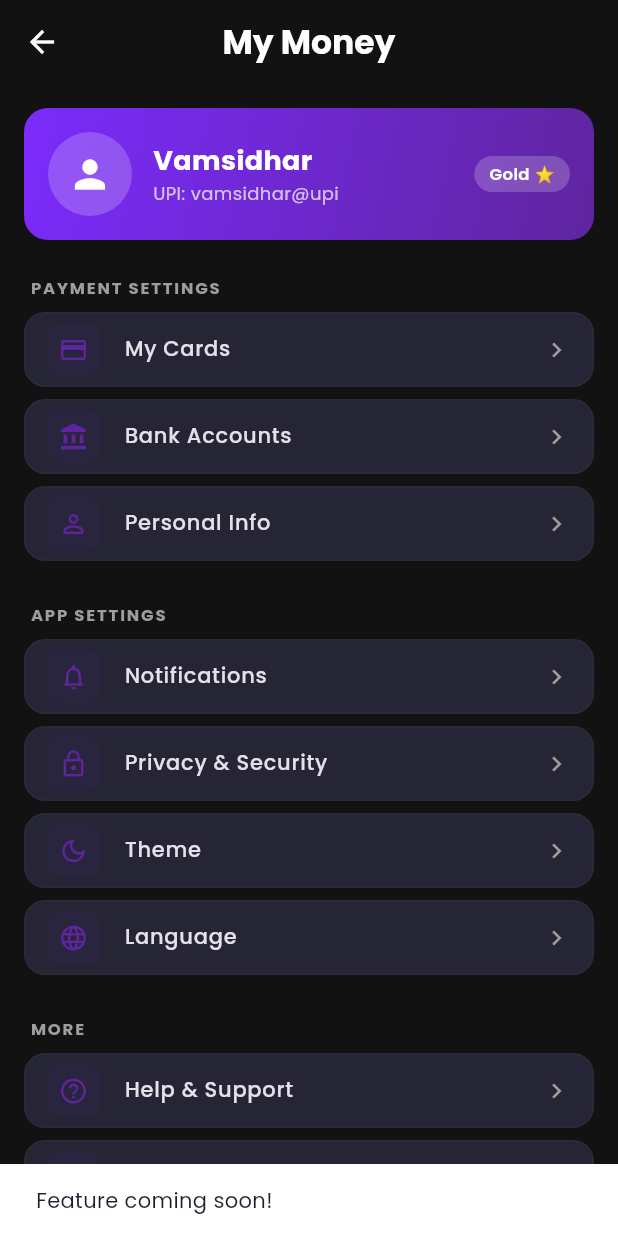
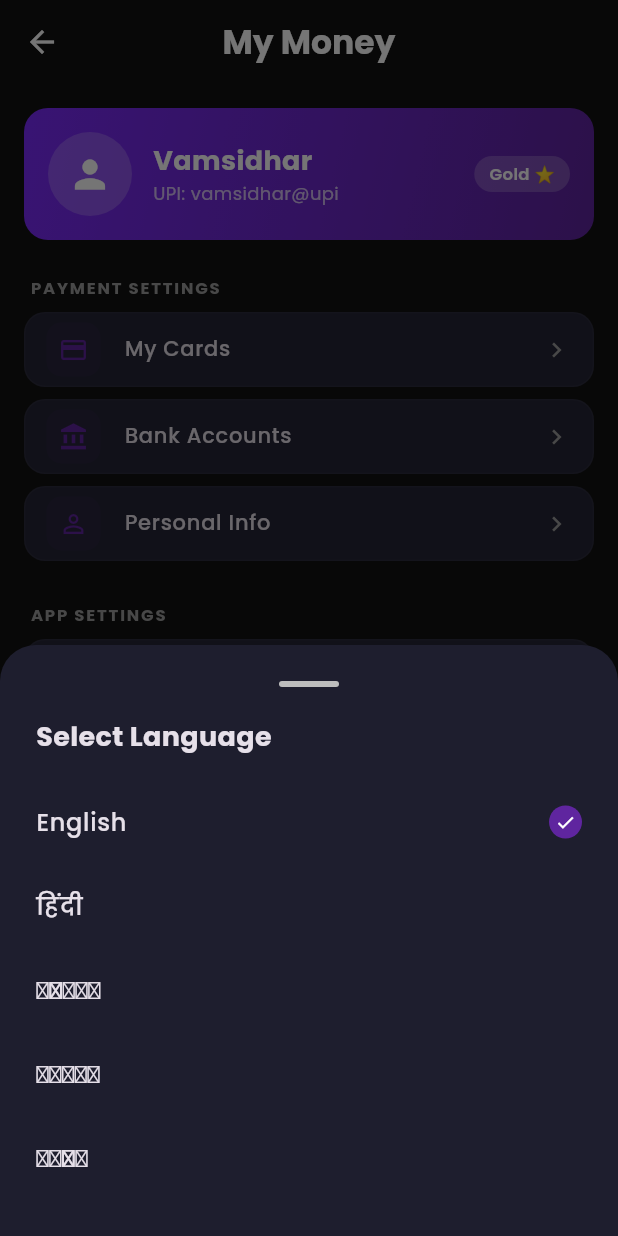
Before and after one commit to Ankith1616/Digital_wallet_app, a Flutter app: the ProfileScreen screen opened directly, after a tap on "Language", on a phone screen of 412 x 824 dp. Run offline on Flutter 3.47's test engine with Material 3 defaults, Android fonts, the phone set to English and light mode, and no system bars; our stand-ins replace fl_chart, font_awesome_flutter, google_fonts.

Commit message:
feat(profile): enhance profile and personal information screens

```diff
--- a/lib/screens/personal_info_screen.dart
+++ b/lib/screens/personal_info_screen.dart
@@ -29,7 +29,7 @@ class PersonalInfoScreen extends StatelessWidget {
                 children: [
                   CircleAvatar(
                     radius: 50,
-                    backgroundColor: AppColors.primary.withOpacity(0.1),
+                    backgroundColor: AppColors.primary.withValues(alpha: 0.1),
                     child: const Icon(
                       Icons.person,
                       size: 52,
@@ -160,7 +160,7 @@ class PersonalInfoScreen extends StatelessWidget {
             color: isDark ? AppColors.darkCard : Colors.white,
             borderRadius: BorderRadius.circular(12),
             border: Border.all(
-              color: Theme.of(context).dividerColor.withOpacity(0.08),
+              color: Theme.of(context).dividerColor.withValues(alpha: 0.08),
             ),
           ),
           child: TextField(
--- a/lib/screens/profile_screen.dart
+++ b/lib/screens/profile_screen.dart
@@ -7,6 +7,8 @@ import 'notifications_settings_screen.dart';
 import 'privacy_security_screen.dart';
 import 'wallet_screen.dart';
 import 'theme_selection_screen.dart';
+import 'help_support_screen.dart';
+import 'about_screen.dart';
 
 // Used for direct navigation (Push)
 class ProfileScreen extends StatelessWidget {
@@ -67,7 +69,7 @@ class ProfileTab extends StatelessWidget {
                 children: [
                   CircleAvatar(
                     radius: 28,
-                    backgroundColor: Colors.white.withOpacity(0.2),
+                    backgroundColor: Colors.white.withValues(alpha: 0.2),
                     child: const Icon(
                       Icons.person,
                       color: Colors.white,
@@ -103,7 +105,7 @@ class ProfileTab extends StatelessWidget {
                       vertical: 4,
                     ),
                     decoration: BoxDecoration(
-                      color: Colors.white.withOpacity(0.2),
+                      color: Colors.white.withValues(alpha: 0.2),
                       borderRadius: BorderRadius.circular(12),
                     ),
                     child: Text(
@@ -172,7 +174,7 @@ class ProfileTab extends StatelessWidget {
               const ThemeSelectionScreen(),
               isDark,
             ),
-            _settingsTile(context, Icons.language, "Language", null, isDark),
+            _languageTile(context, isDark),
 
             const SizedBox(height: 20),
 
@@ -183,19 +185,27 @@ class ProfileTab extends StatelessWidget {
               context,
               Icons.help_outline,
               "Help & Support",
-              null,
+              const HelpSupportScreen(),
               isDark,
             ),
-            _settingsTile(context, Icons.info_outline, "About", null, isDark),
+            _settingsTile(
+              context,
+              Icons.info_outline,
+              "About",
+              const AboutScreen(),
+              isDark,
+            ),
 
             const SizedBox(height: 16),
 
             // Logout
             Container(
               decoration: BoxDecoration(
-                color: AppColors.error.withOpacity(0.08),
+                color: AppColors.error.withValues(alpha: 0.08),
                 borderRadius: BorderRadius.circular(14),
-                border: Border.all(color: AppColors.error.withOpacity(0.2)),
+                border: Border.all(
+                  color: AppColors.error.withValues(alpha: 0.2),
+                ),
               ),
               child: ListTile(
                 leading: const Icon(
@@ -252,7 +262,7 @@ class ProfileTab extends StatelessWidget {
         color: isDark ? AppColors.darkCard : Colors.white,
         borderRadius: BorderRadius.circular(14),
         border: Border.all(
-          color: Theme.of(context).dividerColor.withOpacity(0.06),
+          color: Theme.of(context).dividerColor.withValues(alpha: 0.06),
         ),
       ),
       child: ListTile(
@@ -261,7 +271,7 @@ class ProfileTab extends StatelessWidget {
         leading: Container(
           padding: const EdgeInsets.all(8),
           decoration: BoxDecoration(
-            color: AppColors.primary.withOpacity(0.08),
+            color: AppColors.primary.withValues(alpha: 0.08),
             borderRadius: BorderRadius.circular(10),
           ),
           child: Icon(icon, color: AppColors.primary, size: 20),
@@ -287,4 +297,147 @@ class ProfileTab extends StatelessWidget {
       ),
     );
   }
+
+  Widget _languageTile(BuildContext context, bool isDark) {
+    return Container(
+      margin: const EdgeInsets.only(bottom: 8),
+      decoration: BoxDecoration(
+        color: isDark ? AppColors.darkCard : Colors.white,
+        borderRadius: BorderRadius.circular(14),
+        border: Border.all(
+          color: Theme.of(context).dividerColor.withValues(alpha: 0.06),
+        ),
+      ),
+      child: ListTile(
+        dense: true,
+        contentPadding: const EdgeInsets.symmetric(horizontal: 14),
+        leading: Container(
+          padding: const EdgeInsets.all(8),
+          decoration: BoxDecoration(
+            color: AppColors.primary.withValues(alpha: 0.08),
+            borderRadius: BorderRadius.circular(10),
+          ),
+          child: const Icon(Icons.language, color: AppColors.primary, size: 20),
+        ),
+        title: Text(
+          "Language",
+          style: GoogleFonts.poppins(
+            fontWeight: FontWeight.w500,
+            fontSize: 14,
+            color: Theme.of(context).textTheme.bodyLarge?.color,
+          ),
+        ),
+        trailing: Row(
+          mainAxisSize: MainAxisSize.min,
+          children: [
+            Text(
+              "English",
+              style: GoogleFonts.poppins(color: Colors.grey, fontSize: 12),
+            ),
+            const Icon(Icons.chevron_right, size: 20, color: Colors.grey),
+          ],
+        ),
+        onTap: () => _showLanguageDialog(context, isDark),
+      ),
+    );
+  }
+
+  void _showLanguageDialog(BuildContext context, bool isDark) {
+    final languages = [
+      {"name": "English", "code": "en", "selected": true},
+      {
+        "name": "\u0939\u093f\u0902\u0926\u0940",
+        "code": "hi",
+        "selected": false,
+      },
+      {
+        "name": "\u0c24\u0c46\u0c32\u0c41\u0c17\u0c41",
+        "code": "te",
+        "selected": false,
+      },
+      {
+        "name": "\u0ba4\u0bae\u0bbf\u0bb4\u0bcd",
+        "code": "ta",
+        "selected": false,
+      },
+      {
+        "name": "\u0c95\u0ca8\u0ccd\u0ca8\u0ca1",
+        "code": "kn",
+        "selected": false,
+      },
+    ];
+
+    showModalBottomSheet(
+      context: context,
+      backgroundColor: isDark ? AppColors.darkSurface : Colors.white,
+      shape: const RoundedRectangleBorder(
+        borderRadius: BorderRadius.vertical(top: Radius.circular(24)),
+      ),
+      builder: (ctx) {
+        return Padding(
+          padding: const EdgeInsets.all(24),
+          child: Column(
+            mainAxisSize: MainAxisSize.min,
+            crossAxisAlignment: CrossAxisAlignment.start,
+            children: [
+              Center(
+                child: Container(
+                  width: 40,
+                  height: 4,
+                  decoration: BoxDecoration(
+                    color: Colors.grey[400],
+                    borderRadius: BorderRadius.circular(2),
+                  ),
+                ),
+              ),
+              const SizedBox(height: 20),
+              Text(
+                "Select Language",
+                style: GoogleFonts.poppins(
+                  fontSize: 18,
+                  fontWeight: FontWeight.bold,
+                  color: Theme.of(ctx).textTheme.bodyLarge?.color,
+                ),
+              ),
+              const SizedBox(height: 16),
+              ...languages.map(
+                (lang) => ListTile(
+                  contentPadding: EdgeInsets.zero,
+                  title: Text(
+                    lang["name"] as String,
+                    style: GoogleFonts.poppins(
+                      fontWeight: FontWeight.w500,
+                      color: Theme.of(ctx).textTheme.bodyLarge?.color,
+                    ),
+                  ),
+                  trailing: lang["selected"] as bool
+                      ? Container(
+                          padding: const EdgeInsets.all(4),
+                          decoration: const BoxDecoration(
+                            color: AppColors.primary,
+                            shape: BoxShape.circle,
+                          ),
+                          child: const Icon(
+                            Icons.check,
+                            color: Colors.white,
+                            size: 14,
+                          ),
+                        )
+                      : null,
+                  onTap: () {
+                    Navigator.pop(ctx);
+                    ScaffoldMessenger.of(context).showSnackBar(
+                      SnackBar(
+                        content: Text("Language set to ${lang["name"]}"),
+                      ),
+                    );
+                  },
+                ),
+              ),
+            ],
+          ),
+        );
+      },
+    );
+  }
 }
```
